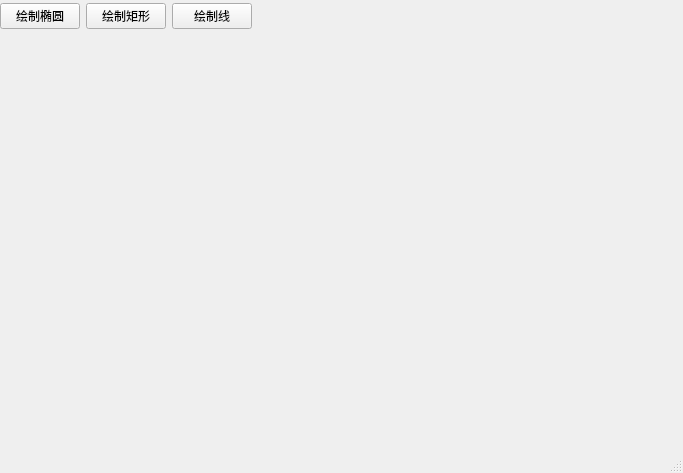
Qt form QtDrawImage/mainwindow.ui (kuangye429/MasterForQtProject) before a commit.
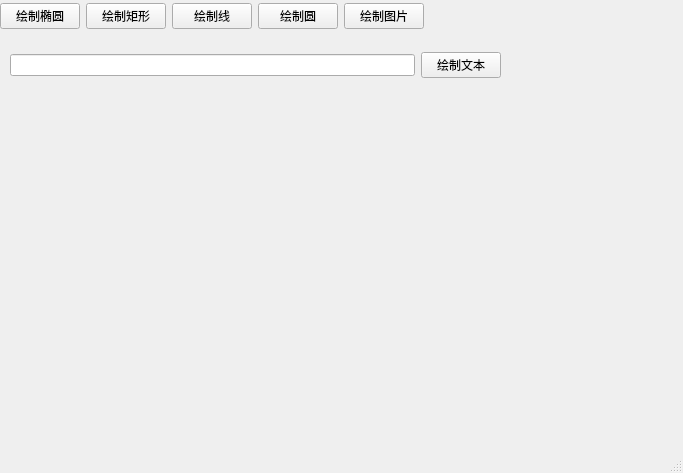
The same form after that commit.

Commit message: 完善绘制图形

What changed in the file:
```diff
--- a/QtDrawImage/mainwindow.ui
+++ b/QtDrawImage/mainwindow.ui
@@ -19,7 +19,7 @@
      <rect>
       <x>0</x>
       <y>0</y>
-      <width>344</width>
+      <width>504</width>
       <height>32</height>
      </rect>
     </property>
@@ -47,6 +47,20 @@
          </property>
         </widget>
        </item>
+       <item>
+        <widget class="QPushButton" name="btnRound">
+         <property name="text">
+          <string>绘制圆</string>
+         </property>
+        </widget>
+       </item>
+       <item>
+        <widget class="QPushButton" name="btnPicture">
+         <property name="text">
+          <string>绘制图片</string>
+         </property>
+        </widget>
+       </item>
        <item>
         <spacer name="horizontalSpacer">
          <property name="orientation">
@@ -64,6 +78,28 @@
      </item>
     </layout>
    </widget>
+   <widget class="QWidget" name="layoutWidget">
+    <property name="geometry">
+     <rect>
+      <x>10</x>
+      <y>50</y>
+      <width>491</width>
+      <height>30</height>
+     </rect>
+    </property>
+    <layout class="QHBoxLayout" name="horizontalLayout_2">
+     <item>
+      <widget class="QLineEdit" name="lineEdit"/>
+     </item>
+     <item>
+      <widget class="QPushButton" name="btnTest">
+       <property name="text">
+        <string>绘制文本</string>
+       </property>
+      </widget>
+     </item>
+    </layout>
+   </widget>
   </widget>
   <widget class="QMenuBar" name="menubar">
    <property name="geometry">
```
The commit also changes 2 other files.
